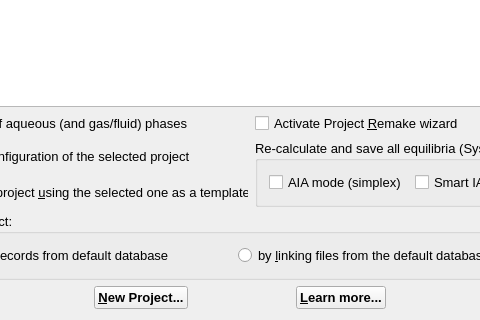
Qt form gems3/vizor4/dlg4/KeyProfile4.ui (gemshub/GEMSGUI) before a commit; both pictures show x 115 to 595 and y 331 to 651 of the 700 by 651 pixel window.
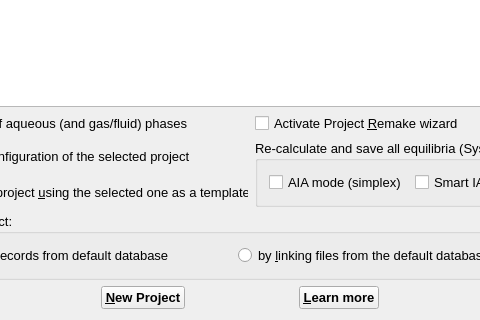
The same form after that commit.

Patch:
```diff
--- a/gems3/vizor4/dlg4/KeyProfile4.ui
+++ b/gems3/vizor4/dlg4/KeyProfile4.ui
@@ -87,7 +87,7 @@
         <string>This will start the wizard for setting up a new Modelling Project</string>
        </property>
        <property name="text">
-        <string>&amp;New Project...</string>
+        <string>&amp;New Project</string>
        </property>
       </widget>
      </item>
@@ -122,7 +122,7 @@
         <string>Learn about Modelling Project concept and project configuration</string>
        </property>
        <property name="text">
-        <string>&amp;Learn more...</string>
+        <string>&amp;Learn more</string>
        </property>
        <property name="shortcut">
         <string>F1</string>
```
